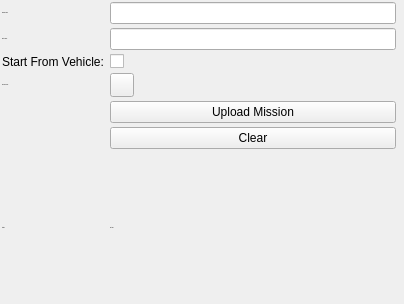
Old version of the form mission_command_centre/mapviz_plugins/ui/plan_mission_config.ui in the repository hannahvsawiuk/PropBot.
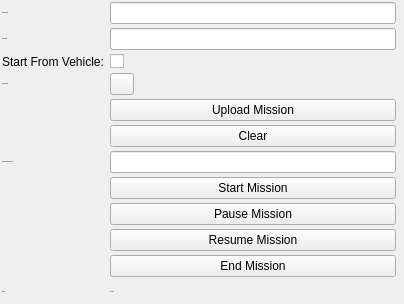
New version of the form. Custom widgets are drawn as their Qt base class.

Commit message: Added new buttons for mission commands to mapviz GUI

What changed in the file:
```diff
--- a/mission_command_centre/mapviz_plugins/ui/plan_mission_config.ui
+++ b/mission_command_centre/mapviz_plugins/ui/plan_mission_config.ui
@@ -35,7 +35,7 @@
    <item row="3" column="2">
     <widget class="QLineEdit" name="route_topic"/>
    </item>
-   <item row="11" column="2" colspan="2">
+   <item row="17" column="2" colspan="2">
     <widget class="QLabel" name="status">
      <property name="font">
       <font>
@@ -112,7 +112,7 @@
      </property>
     </widget>
    </item>
-   <item row="11" column="0">
+   <item row="17" column="0">
     <widget class="QLabel" name="label_2">
      <property name="font">
       <font>
@@ -157,6 +157,55 @@
      </property>
     </widget>
    </item>
+    <item row="12" column="0">
+    <widget class="QLabel" name="label_6">
+     <property name="font">
+      <font>
+       <pointsize>-1</pointsize>
+      </font>
+     </property>
+     <property name="text">
+      <string>Mission Command Topic:</string>
+     </property>
+    </widget>
+   </item>
+    <item row="12" column="2">
+    <widget class="QLineEdit" name="mission_command_topic"/>
+   </item>
+
+   <item row="13" column="2">
+    <widget class="QPushButton" name="start_mission">
+     <property name="text">
+      <string>Start Mission</string>
+     </property>
+    </widget>
+   </item>
+
+   <item row="14" column="2">
+    <widget class="QPushButton" name="pause_mission">
+     <property name="text">
+      <string>Pause Mission</string>
+     </property>
+    </widget>
+   </item>
+
+   <item row="15" column="2">
+    <widget class="QPushButton" name="resume_mission">
+     <property name="text">
+      <string>Resume Mission</string>
+     </property>
+    </widget>
+   </item>
+
+
+   <item row="16" column="2">
+    <widget class="QPushButton" name="end_mission">
+     <property name="text">
+      <string>End Mission</string>
+     </property>
+    </widget>
+   </item>
+
   </layout>
  </widget>
  <customwidgets>
```
The commit also changes 5 other files.
